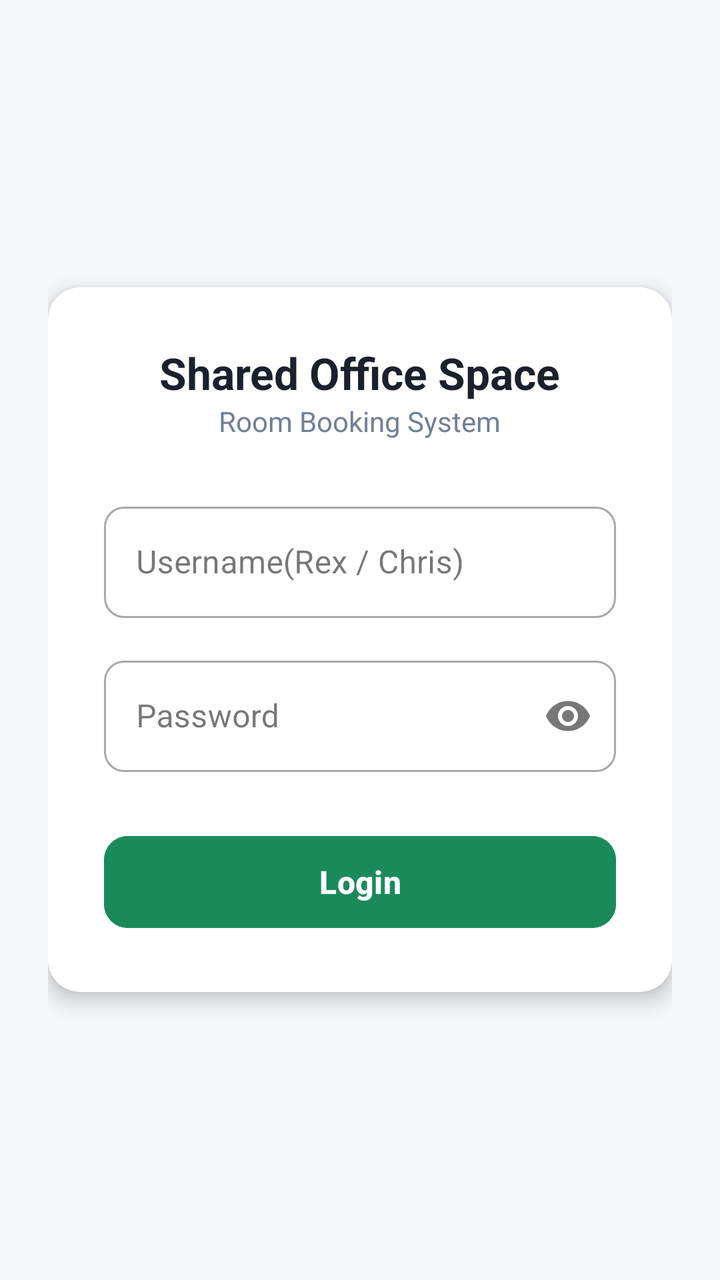
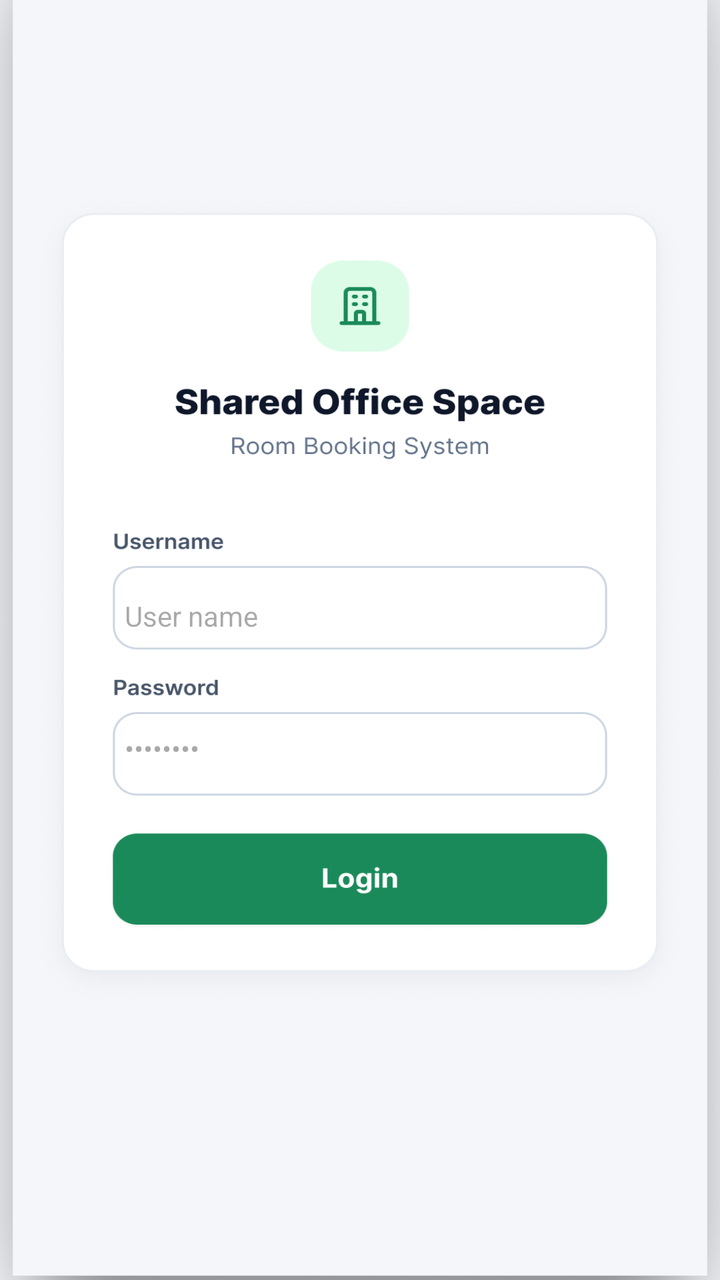

Compare the two renders of this Android layout. The source of the first and the diff that turns it into the second are given below.
<!-- AndroidManifest.xml: application theme Theme.SharedOfficeBookingApp -->
<!-- res/layout/activity_main.xml -->
<?xml version="1.0" encoding="utf-8"?>
<LinearLayout xmlns:android="http://schemas.android.com/apk/res/android"
    xmlns:app="http://schemas.android.com/apk/res-auto"
    android:layout_width="match_parent"
    android:layout_height="match_parent"
    android:orientation="vertical"
    android:gravity="center"
    android:padding="24dp"
    android:background="#F5F7FA">

    <androidx.cardview.widget.CardView
        android:layout_width="match_parent"
        android:layout_height="wrap_content"
        app:cardCornerRadius="16dp"
        app:cardElevation="6dp"
        app:cardBackgroundColor="#FFFFFF">

        <LinearLayout
            android:layout_width="match_parent"
            android:layout_height="wrap_content"
            android:orientation="vertical"
            android:padding="28dp">

            <TextView
                android:layout_width="wrap_content"
                android:layout_height="wrap_content"
                android:layout_gravity="center"
                android:text="Shared Office Space"
                android:textSize="22sp"
                android:textStyle="bold"
                android:textColor="#1A202C"/>

            <TextView
                android:layout_width="wrap_content"
                android:layout_height="wrap_content"
                android:layout_gravity="center"
                android:text="Room Booking System"
                android:textSize="14sp"
                android:textColor="#718096"
                android:layout_marginBottom="28dp"/>

            <com.google.android.material.textfield.TextInputLayout
                style="@style/Widget.MaterialComponents.TextInputLayout.OutlinedBox"
                android:layout_width="match_parent"
                android:layout_height="wrap_content"
                android:hint="Username(Rex / Chris)"
                app:boxCornerRadiusTopStart="10dp"
                app:boxCornerRadiusTopEnd="10dp"
                app:boxCornerRadiusBottomStart="10dp"
                app:boxCornerRadiusBottomEnd="10dp"
                android:layout_marginBottom="16dp">

                <com.google.android.material.textfield.TextInputEditText
                    android:id="@+id/etUsername"
                    android:layout_width="match_parent"
                    android:layout_height="wrap_content"
                    android:inputType="text"/>
            </com.google.android.material.textfield.TextInputLayout>

            <com.google.android.material.textfield.TextInputLayout
                style="@style/Widget.MaterialComponents.TextInputLayout.OutlinedBox"
                android:layout_width="match_parent"
                android:layout_height="wrap_content"
                android:hint="Password"
                app:endIconMode="password_toggle"
                app:boxCornerRadiusTopStart="10dp"
                app:boxCornerRadiusTopEnd="10dp"
                app:boxCornerRadiusBottomStart="10dp"
                app:boxCornerRadiusBottomEnd="10dp"
                android:layout_marginBottom="28dp">

                <com.google.android.material.textfield.TextInputEditText
                    android:id="@+id/etPassword"
                    android:layout_width="match_parent"
                    android:layout_height="wrap_content"
                    android:inputType="textPassword"/>
            </com.google.android.material.textfield.TextInputLayout>

            <com.google.android.material.button.MaterialButton
                android:id="@+id/btnLogin"
                android:layout_width="match_parent"
                android:layout_height="54dp"
                android:text="Login"
                android:textSize="16sp"
                android:textStyle="bold"
                app:cornerRadius="12dp"
                android:backgroundTint="#1B8A5A"/>

        </LinearLayout>
    </androidx.cardview.widget.CardView>

</LinearLayout>
<!-- resources referenced by this layout -->
<resources>
  <style name="Theme.SharedOfficeBookingApp" parent="Base.Theme.SharedOfficeBookingApp" />
  <style name="Base.Theme.SharedOfficeBookingApp" parent="Theme.Material3.DayNight.NoActionBar">
          
          
      </style>
</resources>

<!-- the commit's change to res/layout/activity_main.xml (unified diff, before → after) -->
@@ -1,92 +1,77 @@
 <?xml version="1.0" encoding="utf-8"?>
-<LinearLayout xmlns:android="http://schemas.android.com/apk/res/android"
+<androidx.constraintlayout.widget.ConstraintLayout xmlns:android="http://schemas.android.com/apk/res/android"
     xmlns:app="http://schemas.android.com/apk/res-auto"
     android:layout_width="match_parent"
     android:layout_height="match_parent"
-    android:orientation="vertical"
-    android:gravity="center"
-    android:padding="24dp"
-    android:background="#F5F7FA">
+    android:background="#F4F6F9">
 
-    <androidx.cardview.widget.CardView
-        android:layout_width="match_parent"
-        android:layout_height="wrap_content"
-        app:cardCornerRadius="16dp"
-        app:cardElevation="6dp"
-        app:cardBackgroundColor="#FFFFFF">
+    <ImageView
+        android:id="@+id/ivBgLogin"
+        android:layout_width="0dp"
+        android:layout_height="0dp"
+        android:scaleType="fitXY"
+        android:scaleX="1.18"
+        android:scaleY="1.18"
+        android:src="@drawable/login"
+        app:layout_constraintBottom_toBottomOf="parent"
+        app:layout_constraintEnd_toEndOf="parent"
+        app:layout_constraintStart_toStartOf="parent"
+        app:layout_constraintTop_toTopOf="parent" />
 
-        <LinearLayout
-            android:layout_width="match_parent"
-            android:layout_height="wrap_content"
-            android:orientation="vertical"
-            android:padding="28dp">
+    
+    <EditText
+        android:id="@+id/etUsername"
+        android:layout_width="0dp"
+        android:layout_height="0dp"
+        android:background="@android:color/transparent"
+        android:gravity="center_vertical"
+        android:hint="User name"
+        android:inputType="text"
+        android:paddingStart="12dp"
+        android:paddingEnd="12dp"
+        android:textColor="#1E293B"
+        android:textSize="14sp"
+        app:layout_constraintBottom_toBottomOf="parent"
+        app:layout_constraintEnd_toEndOf="parent"
+        app:layout_constraintHeight_percent="0.055"
+        app:layout_constraintStart_toStartOf="parent"
+        app:layout_constraintTop_toTopOf="parent"
+        app:layout_constraintVertical_bias="0.48"
+        app:layout_constraintWidth_percent="0.72" />
 
-            <TextView
-                android:layout_width="wrap_content"
-                android:layout_height="wrap_content"
-                android:layout_gravity="center"
-                android:text="Shared Office Space"
-                android:textSize="22sp"
-                android:textStyle="bold"
-                android:textColor="#1A202C"/>
+    
+    <EditText
+        android:id="@+id/etPassword"
+        android:layout_width="0dp"
+        android:layout_height="0dp"
+        android:background="@android:color/transparent"
+        android:gravity="center_vertical"
+        android:hint="••••••••"
+        android:inputType="textPassword"
+        android:paddingStart="12dp"
+        android:paddingEnd="12dp"
+        android:textColor="#1E293B"
+        android:textSize="14sp"
+        app:layout_constraintBottom_toBottomOf="parent"
+        app:layout_constraintEnd_toEndOf="parent"
+        app:layout_constraintHeight_percent="0.055"
+        app:layout_constraintStart_toStartOf="parent"
+        app:layout_constraintTop_toTopOf="parent"
+        app:layout_constraintVertical_bias="0.59"
+        app:layout_constraintWidth_percent="0.72" />
 
-            <TextView
-                android:layout_width="wrap_content"
-                android:layout_height="wrap_content"
-                android:layout_gravity="center"
-                android:text="Room Booking System"
-                android:textSize="14sp"
-                android:textColor="#718096"
-                android:layout_marginBottom="28dp"/>
+    
+    <Button
+        android:id="@+id/btnLogin"
+        android:layout_width="0dp"
+        android:layout_height="0dp"
+        android:background="@android:color/transparent"
+        app:layout_constraintBottom_toBottomOf="parent"
+        app:layout_constraintEnd_toEndOf="parent"
+        app:layout_constraintHeight_percent="0.062"
+        app:layout_constraintStart_toStartOf="parent"
+        app:layout_constraintTop_toTopOf="parent"
+        app:layout_constraintVertical_bias="0.692"
+        app:layout_constraintWidth_percent="0.72" />
 
-            <com.google.android.material.textfield.TextInputLayout
-                style="@style/Widget.MaterialComponents.TextInputLayout.OutlinedBox"
-                android:layout_width="match_parent"
-                android:layout_height="wrap_content"
-                android:hint="Username(Rex / Chris)"
-                app:boxCornerRadiusTopStart="10dp"
-                app:boxCornerRadiusTopEnd="10dp"
-                app:boxCornerRadiusBottomStart="10dp"
-                app:boxCornerRadiusBottomEnd="10dp"
-                android:layout_marginBottom="16dp">
-
-                <com.google.android.material.textfield.TextInputEditText
-                    android:id="@+id/etUsername"
-                    android:layout_width="match_parent"
-                    android:layout_height="wrap_content"
-                    android:inputType="text"/>
-            </com.google.android.material.textfield.TextInputLayout>
-
-            <com.google.android.material.textfield.TextInputLayout
-                style="@style/Widget.MaterialComponents.TextInputLayout.OutlinedBox"
-                android:layout_width="match_parent"
-                android:layout_height="wrap_content"
-                android:hint="Password"
-                app:endIconMode="password_toggle"
-                app:boxCornerRadiusTopStart="10dp"
-                app:boxCornerRadiusTopEnd="10dp"
-                app:boxCornerRadiusBottomStart="10dp"
-                app:boxCornerRadiusBottomEnd="10dp"
-                android:layout_marginBottom="28dp">
-
-                <com.google.android.material.textfield.TextInputEditText
-                    android:id="@+id/etPassword"
-                    android:layout_width="match_parent"
-                    android:layout_height="wrap_content"
-                    android:inputType="textPassword"/>
-            </com.google.android.material.textfield.TextInputLayout>
-
-            <com.google.android.material.button.MaterialButton
-                android:id="@+id/btnLogin"
-                android:layout_width="match_parent"
-                android:layout_height="54dp"
-                android:text="Login"
-                android:textSize="16sp"
-                android:textStyle="bold"
-                app:cornerRadius="12dp"
-                android:backgroundTint="#1B8A5A"/>
-
-        </LinearLayout>
-    </androidx.cardview.widget.CardView>
-
-</LinearLayout>
+</androidx.constraintlayout.widget.ConstraintLayout>
<!-- resource entries referenced after the edit -->
@@ -1,5 +1,6 @@
 <!-- resources referenced by this layout -->
 <resources>
+  <!-- drawable login: png bitmap (drawable, 764617 bytes) -->
   <style name="Theme.SharedOfficeBookingApp" parent="Base.Theme.SharedOfficeBookingApp" />
   <style name="Base.Theme.SharedOfficeBookingApp" parent="Theme.Material3.DayNight.NoActionBar">
           
